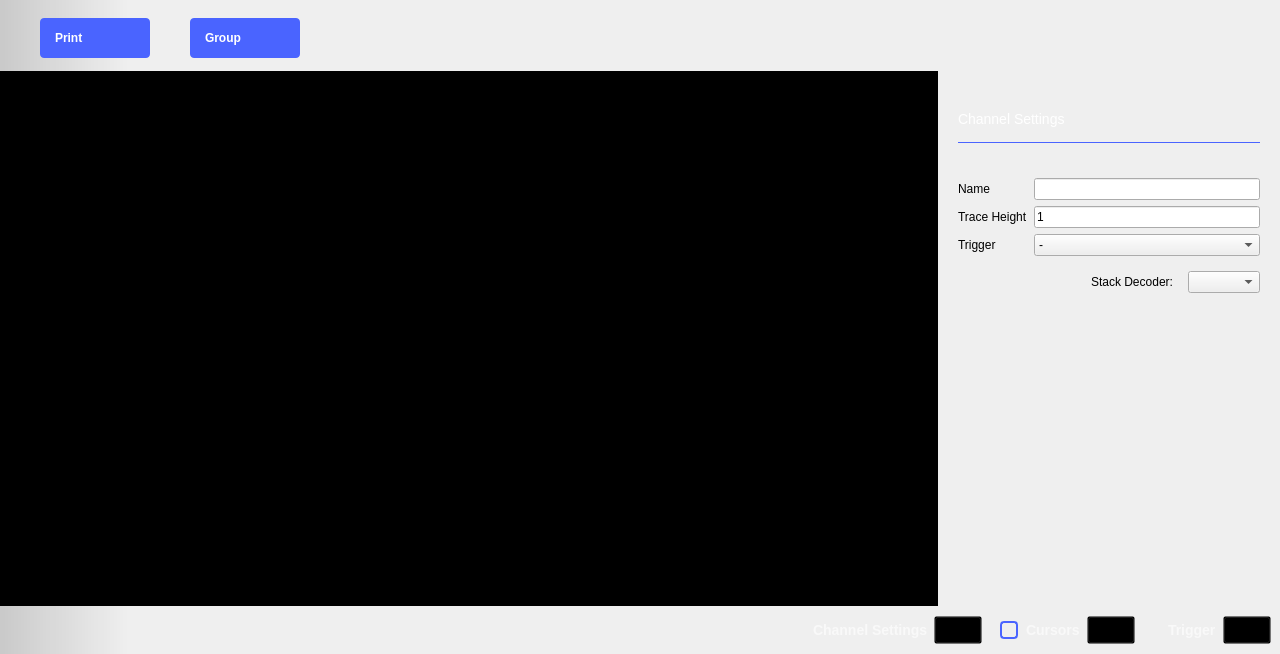
Old version of the form ui/logic_analyzer.ui in the repository analogdevicesinc/scopy.
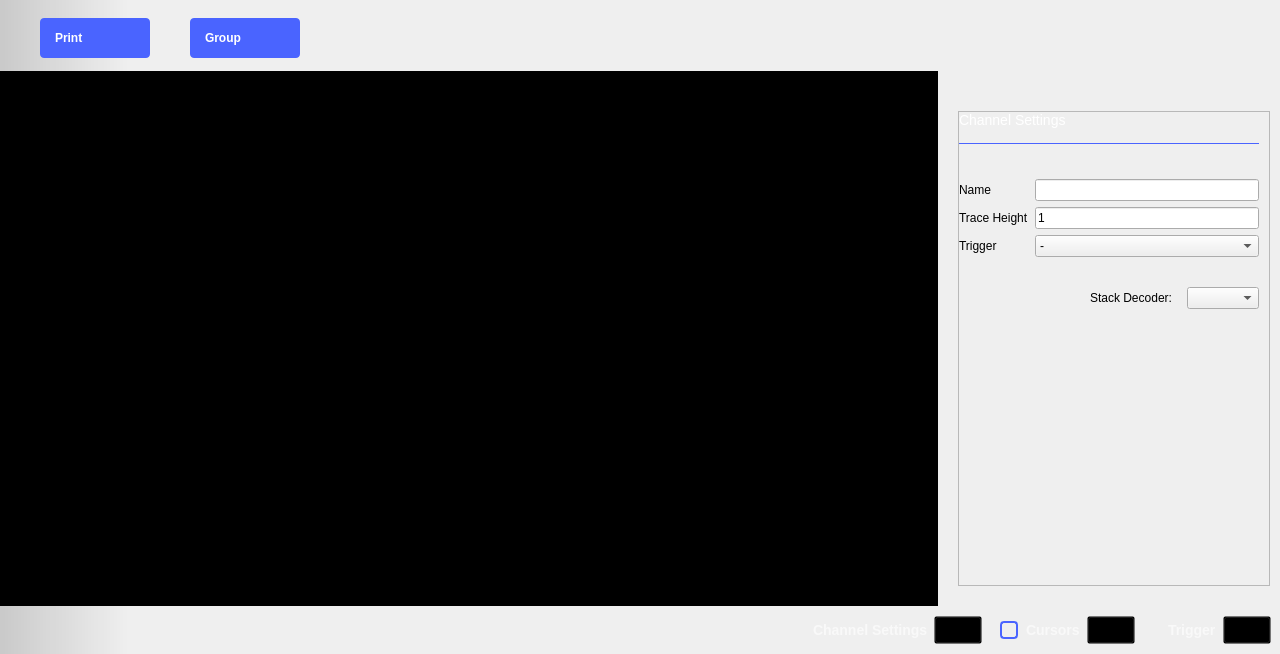
New version of the form. Icons and pictures are not drawn. Custom widgets are drawn as their Qt base class.

```diff
--- a/ui/logic_analyzer.ui
+++ b/ui/logic_analyzer.ui
@@ -665,13 +665,79 @@
                   <number>20</number>
                  </property>
                  <property name="rightMargin">
-                  <number>20</number>
+                  <number>10</number>
                  </property>
                  <property name="bottomMargin">
                   <number>20</number>
+                 </property>
+                 <item>
+                  <widget class="QScrollArea" name="scrollArea">
+                   <property name="sizePolicy">
+                    <sizepolicy hsizetype="Preferred" vsizetype="Preferred">
+                     <horstretch>0</horstretch>
+                     <verstretch>0</verstretch>
+                    </sizepolicy>
+                   </property>
+                   <property name="horizontalScrollBarPolicy">
+                    <enum>Qt::ScrollBarAlwaysOff</enum>
+                   </property>
+                   <property name="sizeAdjustPolicy">
+                    <enum>QAbstractScrollArea::AdjustToContents</enum>
+                   </property>
+                   <property name="widgetResizable">
+                    <bool>true</bool>
+                   </property>
+                   <widget class="QWidget" name="scrollAreaWidgetContents_2">
+                    <property name="geometry">
+                     <rect>
+                      <x>0</x>
+                      <y>0</y>
+                      <width>312</width>
+                      <height>467</height>
+                     </rect>
+                    </property>
+                    <property name="sizePolicy">
+                     <sizepolicy hsizetype="Preferred" vsizetype="Preferred">
+                      <horstretch>0</horstretch>
+                      <verstretch>0</verstretch>
+                     </sizepolicy>
+                    </property>
+                    <property name="minimumSize">
+                     <size>
+                      <width>200</width>
+                      <height>0</height>
+                     </size>
+                    </property>
+                    <property name="maximumSize">
+                     <size>
+                      <width>400</width>
+                      <height>16777215</height>
+                     </size>
+                    </property>
+                    <layout class="QVBoxLayout" name="verticalLayout_9">
+                     <property name="spacing">
+                      <number>15</number>
+                     </property>
+                     <property name="leftMargin">
+                      <number>0</number>
+                     </property>
+                     <property name="topMargin">
+                      <number>0</number>
+                     </property>
+                     <property name="rightMargin">
+                      <number>10</number>
+                     </property>
+                     <property name="bottomMargin">
+                      <number>0</number>
                  </property>
                  <item>
                   <widget class="QLabel" name="label_5">
+                       <property name="sizePolicy">
+                        <sizepolicy hsizetype="Preferred" vsizetype="Fixed">
+                         <horstretch>0</horstretch>
+                         <verstretch>0</verstretch>
+                        </sizepolicy>
+                       </property>
                    <property name="styleSheet">
                     <string notr="true">color: white;
 font-size: 14px;
@@ -839,6 +905,27 @@
                    </layout>
                   </widget>
                  </item>
+                     <item>
+                      <widget class="QWidget" name="groupWidget" native="true">
+                       <layout class="QVBoxLayout" name="groupWidgetLayout">
+                        <property name="spacing">
+                         <number>0</number>
+                        </property>
+                        <property name="leftMargin">
+                         <number>0</number>
+                        </property>
+                        <property name="topMargin">
+                         <number>0</number>
+                        </property>
+                        <property name="rightMargin">
+                         <number>0</number>
+                        </property>
+                        <property name="bottomMargin">
+                         <number>0</number>
+                        </property>
+                       </layout>
+                      </widget>
+                     </item>
                  <item>
                   <layout class="QVBoxLayout" name="decoderSettingsLayout">
                    <property name="spacing">
@@ -882,6 +969,32 @@
                    </item>
                   </layout>
                  </item>
+                     <item>
+                      <layout class="QHBoxLayout" name="horizontalLayout_7">
+                       <property name="spacing">
+                        <number>0</number>
+                       </property>
+                       <property name="topMargin">
+                        <number>0</number>
+                       </property>
+                       <item>
+                        <spacer name="horizontalSpacer_10">
+                         <property name="orientation">
+                          <enum>Qt::Horizontal</enum>
+                         </property>
+                         <property name="sizeType">
+                          <enum>QSizePolicy::Fixed</enum>
+                         </property>
+                         <property name="sizeHint" stdset="0">
+                          <size>
+                           <width>300</width>
+                           <height>20</height>
+                          </size>
+                         </property>
+                        </spacer>
+                       </item>
+                      </layout>
+                     </item>
                  <item>
                   <spacer name="verticalSpacer_2">
                    <property name="orientation">
@@ -897,6 +1010,10 @@
                  </item>
                 </layout>
                </widget>
+                  </widget>
+                 </item>
+                </layout>
+               </widget>
                <widget class="QWidget" name="cursorsSettings">
                 <property name="minimumSize">
                  <size>
@@ -959,7 +1076,7 @@
                       <x>0</x>
                       <y>0</y>
                       <width>300</width>
-                      <height>467</height>
+                      <height>248</height>
                      </rect>
                     </property>
                     <property name="sizePolicy">
```
Lines whose indentation alone changed are shown as unchanged.
